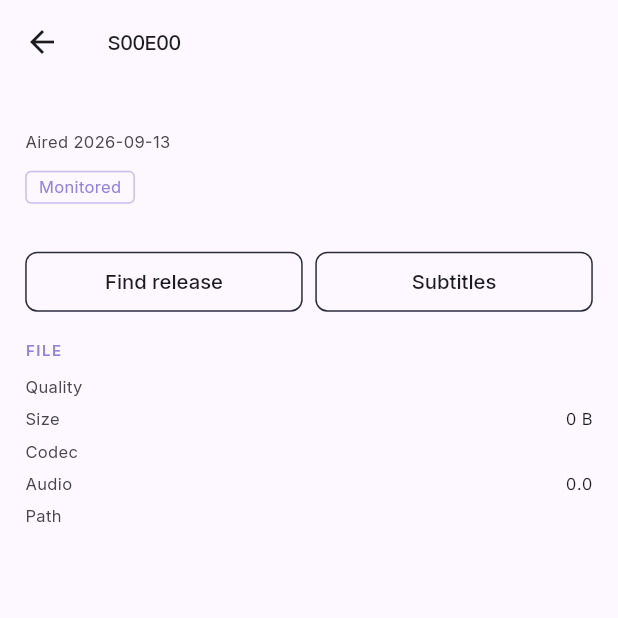
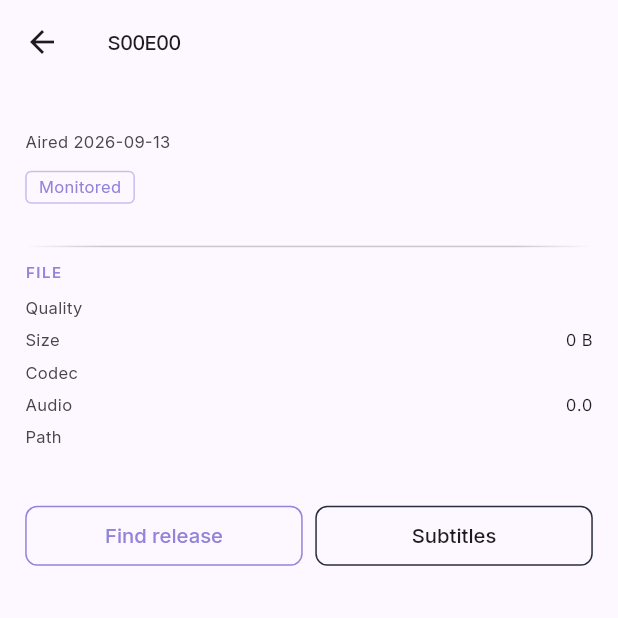
Before and after one commit to rhp4515/arrstack-app, a Flutter app: the _EpisodeDetailContent screen opened directly with empty values, on a phone screen of 412 x 824 dp, the top half of it. Run offline on Flutter 3.47's test engine with Material 3 defaults, Android fonts, the phone set to English and light mode, and no system bars; our stand-ins replace cached_network_image, connectivity_plus, dio, flutter_riverpod, flutter_secure_storage, freezed_annotation and 5 more; missing offline and left inert: network_info_plus, phosphor_icons; accounts and stored records are empty; generated files the repository leaves out were written again; statements that could not run were skipped.

Commit message:
fix(library): align episode/movie detail anatomy and gate TMDB link
Episode and movie detail are meant to be "same anatomy" pages, but had
diverged:
- Episode detail put its action buttons before the FILE block with no
  FadingRule, while movie detail put a FadingRule + FILE block first,
  then buttons. Reorder episode detail to title -> meta -> chips ->
  overview -> FadingRule -> FILE -> SUBTITLES -> buttons, matching
  movie detail's shape.
- "Find release" and "Subtitles" were both OutlinedButton with no
  visual hierarchy. Promote "Find release" to FilledButton (this
  theme's accent-outline "primary" look per app_theme.dart's
  filledButtonTheme) and keep "Subtitles" as the secondary
  OutlinedButton.
- Remove the dead `neutral` parameter from _ChipRow._tag — both call
  sites always passed false, so the AppColors.n400 branch was
  unreachable. Verified via grep that no other call site exists.

Also gate movie detail's TMDB button behind `movie.tmdbId != null`,
matching how the IMDb button is already gated — tmdbId is nullable, so
the unconditional button could render a "themoviedb.org/movie/null"
URL.

Re-ran episode_detail_page_test.dart and movie_detail_page_test.dart;
all assertions are presence/absence based (no position assumptions),
so both pass unchanged.

Co-Authored-By: Claude Sonnet 5 <noreply@anthropic.com>
Claude-Session: https://claude.ai/code/session_01567ashgZaaNWQEgTdqfMqC

```diff
--- a/lib/features/library/episode_detail_page.dart
+++ b/lib/features/library/episode_detail_page.dart
@@ -7,6 +7,7 @@ import 'package:arrstack/app/theme/design_tokens.dart';
 import 'package:arrstack/core/network/network.dart';
 import 'package:arrstack/core/utils/format_utils.dart';
 import 'package:arrstack/core/widgets/empty_state.dart';
+import 'package:arrstack/core/widgets/fading_rule.dart';
 import 'package:arrstack/features/library/widgets/spec_block.dart';
 import 'package:arrstack/services/bazarr/bazarr_providers.dart';
 import 'package:arrstack/services/bazarr/models/bazarr_models.dart';
@@ -150,10 +151,28 @@ class _EpisodeDetailContentState extends ConsumerState<_EpisodeDetailContent> {
           if (episode.overview != null && episode.overview!.isNotEmpty)
             Text(episode.overview!, style: AppTypography.body),
           const SizedBox(height: AppSpacing.space6),
+          const FadingRule(),
+          const SizedBox(height: AppSpacing.space4),
+          if (file != null)
+            SpecBlock(
+              kicker: 'FILE',
+              rows: [
+                ('Quality', file.quality?.quality?.name ?? '—'),
+                ('Size', FormatUtils.formatBytes(file.size)),
+                if (file.mediaInfo?.videoCodec != null)
+                  ('Codec', file.mediaInfo!.videoCodec!),
+                if (_audioLabel(file.mediaInfo) != null)
+                  ('Audio', _audioLabel(file.mediaInfo)!),
+                if (file.relativePath != null) ('Path', file.relativePath!),
+              ],
+            ),
+          const SizedBox(height: AppSpacing.space4),
+          _SubtitlesBlock(episodeId: episode.id),
+          const SizedBox(height: AppSpacing.space6),
           Row(
             children: [
               Expanded(
-                child: OutlinedButton(
+                child: FilledButton(
                   onPressed: () => context.push(
                     RoutePaths.episodeReleaseSearch(
                       widget.instanceId,
@@ -178,22 +197,6 @@ class _EpisodeDetailContentState extends ConsumerState<_EpisodeDetailContent> {
               ),
             ],
           ),
-          const SizedBox(height: AppSpacing.space6),
-          if (file != null)
-            SpecBlock(
-              kicker: 'FILE',
-              rows: [
-                ('Quality', file.quality?.quality?.name ?? '—'),
-                ('Size', FormatUtils.formatBytes(file.size)),
-                if (file.mediaInfo?.videoCodec != null)
-                  ('Codec', file.mediaInfo!.videoCodec!),
-                if (_audioLabel(file.mediaInfo) != null)
-                  ('Audio', _audioLabel(file.mediaInfo)!),
-                if (file.relativePath != null) ('Path', file.relativePath!),
-              ],
-            ),
-          const SizedBox(height: AppSpacing.space4),
-          _SubtitlesBlock(episodeId: episode.id),
         ],
       ),
     );
@@ -274,14 +277,14 @@ class _ChipRow extends StatelessWidget {
       spacing: AppSpacing.space2,
       runSpacing: AppSpacing.space2,
       children: [
-        if (episode.monitored) _tag('Monitored', filled: false, neutral: false),
-        if (episode.hasFile) _tag('Downloaded', filled: true, neutral: false),
+        if (episode.monitored) _tag('Monitored', filled: false),
+        if (episode.hasFile) _tag('Downloaded', filled: true),
       ],
     );
   }
 
-  Widget _tag(String label, {required bool filled, required bool neutral}) {
-    final color = neutral ? AppColors.n400 : AppColors.accent;
+  Widget _tag(String label, {required bool filled}) {
+    const color = AppColors.accent;
     return Container(
       padding: const EdgeInsets.symmetric(horizontal: 8, vertical: 2),
       decoration: BoxDecoration(
--- a/lib/features/library/movie_detail_page.dart
+++ b/lib/features/library/movie_detail_page.dart
@@ -184,6 +184,7 @@ class _MovieDetailContentState extends ConsumerState<_MovieDetailContent> {
                 ),
                 const SizedBox(width: AppSpacing.space3),
               ],
+              if (movie.tmdbId != null) ...[
                 Expanded(
                   child: OutlinedButton(
                     onPressed: () => _copy(
@@ -194,6 +195,7 @@ class _MovieDetailContentState extends ConsumerState<_MovieDetailContent> {
                   ),
                 ),
                 const SizedBox(width: AppSpacing.space3),
+              ],
               Expanded(
                 child: OutlinedButton(
                   onPressed: _searchSubtitlesInBazarr,
```
Lines whose indentation alone changed are shown as unchanged.
